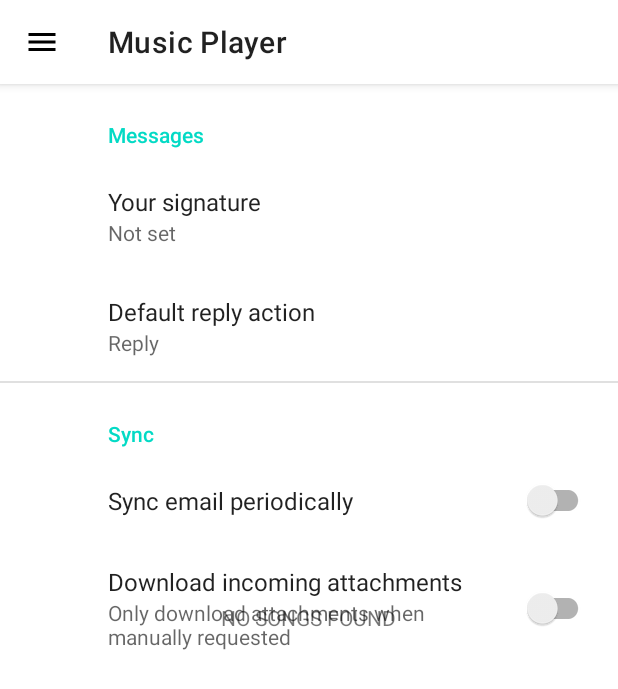
After one commit to sundaram-sharma/Music_Player, an Android app: the fragment SettingsFragment placed in its activity, on a phone screen of 412 x 824 dp. The commit adds this screen. Shown: the top 689 px of the screen. Run offline under Robolectric (Android 15) with nearby library versions, the phone set to English and light mode, and no system bars; our stand-ins replace androidx.preference.

Commit message:
Update UI and corrected crash errors

```diff
--- a/app/build.gradle
+++ b/app/build.gradle
@@ -36,6 +36,7 @@
     implementation 'androidx.appcompat:appcompat:1.5.1'
     implementation 'com.google.android.material:material:1.7.0'
     implementation 'androidx.constraintlayout:constraintlayout:2.1.4'
+    implementation 'androidx.preference:preference:1.2.0'
     //implementation 'androidx.preference:preference:1.2.0'
     testImplementation 'junit:junit:4.13.2'
     androidTestImplementation 'androidx.test.ext:junit:1.1.3'
@@ -46,4 +47,11 @@
     implementation 'de.hdodenhof:circleimageview:3.1.0'
     implementation "com.airbnb.android:lottie:5.2.0"
     implementation "com.google.android.material:material:1.2.0-alpha05"
+
+
+    //Most likely, one of your dependencies uses the kotlin version of the viewmodel
+    // library whereas your code uses the java version.
+    def lifecycle_version = "2.4.0"
+    implementation "androidx.lifecycle:lifecycle-viewmodel:$lifecycle_version"
+    implementation "androidx.lifecycle:lifecycle-viewmodel-ktx:$lifecycle_version"
 }
--- /dev/null
+++ b/app/src/main/java/en/sundaram/musicplayer/SettingsFragment.java
@@ -0,0 +1,16 @@
+package en.sundaram.musicplayer;
+
+import android.graphics.Color;
+import android.os.Bundle;
+
+import androidx.preference.PreferenceFragmentCompat;
+
+public class SettingsFragment extends PreferenceFragmentCompat {
+
+    @Override
+    public void onCreatePreferences(Bundle savedInstanceState, String rootKey) {
+        setPreferencesFromResource(R.xml.root_preferences, rootKey);
+
+        //getListView().setBackgroundColor(Color.BLACK);
+    }
+}
--- a/app/src/main/java/en/sundaram/musicplayer/mainActivity.java
+++ b/app/src/main/java/en/sundaram/musicplayer/mainActivity.java
@@ -13,6 +13,7 @@
 import androidx.recyclerview.widget.RecyclerView;
 
 import android.Manifest;
+import android.content.Intent;
 import android.content.pm.PackageManager;
 import android.database.Cursor;
 import android.os.Bundle;
@@ -30,6 +31,7 @@
 import java.util.ArrayList;
 
 import en.sundaram.musicplayer.ui.equalizer.equalizerFragment;
+import en.sundaram.musicplayer.ui.splash.splashScreen;
 import en.sundaram.musicplayer.ui.theme.themefragment;
 
 public class mainActivity extends AppCompatActivity {
@@ -68,30 +70,40 @@
                 {
 
                     case R.id.mainHome:
-                        Toast.makeText(mainActivity.this, "Home is Clicked", Toast.LENGTH_SHORT).show()
-
+                        Intent intent = new Intent(mainActivity.this, mainActivity.class); //intent from splash ac
+                        startActivity(intent);
+                        getFragmentManager().popBackStack();
+                        finish();
 
                         ;break;
                     case R.id.themes:
                         replaceFragment(new themefragment());
+                        getFragmentManager().popBackStack();
                         break;
                     case R.id.equalizer:
                         Toast.makeText(mainActivity.this, "Synch is Clicked",Toast.LENGTH_SHORT).show();
                         replaceFragment(new equalizerFragment());
+                        getFragmentManager().popBackStack();
                         break;
                     case R.id.widget:
-                        Toast.makeText(mainActivity.this, "Trash is Clicked",Toast.LENGTH_SHORT).show();
+                        Toast.makeText(mainActivity.this, "Widget is Clicked",Toast.LENGTH_SHORT).show();
                         replaceFragment(new themefragment());
+                        getFragmentManager().popBackStack();
                         break;
                     case R.id.settings:
-                        //replaceFragment(new SettingsFragment());
+                        getFragmentManager().popBackStack();
+                        replaceFragment(new SettingsFragment());
+
+
                         break;
                     case R.id.shareApp:
                         Toast.makeText(mainActivity.this, "Share is clicked",Toast.LENGTH_SHORT).show();
+                        getFragmentManager().popBackStack();
 
                         break;
                     case R.id.rateUs:
                         Toast.makeText(mainActivity.this, "Rate us is Clicked",Toast.LENGTH_SHORT).show();
+                        getFragmentManager().popBackStack();
 
                         break;
                     default:
@@ -111,8 +123,13 @@
 
         if(checkPermission() == false){
             requestPermission();
+
+
             //return;
         }
+
+
+
         Log.d("hello","bahar");
         String[] projection = { //
                 MediaStore.Audio.Media.TITLE,
@@ -159,8 +176,10 @@
     void requestPermission(){ //this method will ask for the permission
         if(ActivityCompat.shouldShowRequestPermissionRationale(mainActivity.this,Manifest.permission.READ_EXTERNAL_STORAGE)){
             Toast.makeText(mainActivity.this,"READ PERMISSION IS REQUIRED,PLEASE ALLOW FROM SETTINGS",Toast.LENGTH_SHORT).show();
-        }else
-            ActivityCompat.requestPermissions(mainActivity.this,new String[]{Manifest.permission.READ_EXTERNAL_STORAGE},123);
+        }else {
+            ActivityCompat.requestPermissions(mainActivity.this, new String[]{Manifest.permission.READ_EXTERNAL_STORAGE}, 123);
+
+        }
     }
 
     @Override
--- a/app/src/main/res/layout/fragment_theme_fragment.xml
+++ b/app/src/main/res/layout/fragment_theme_fragment.xml
@@ -3,7 +3,7 @@
     xmlns:tools="http://schemas.android.com/tools"
     android:layout_width="match_parent"
     android:layout_height="match_parent"
-    android:background="@color/teal_700"
+    android:background="#424242"
     tools:context=".ui.theme.themefragment">
 
     <!-- TODO: Update blank fragment layout -->
--- /dev/null
+++ b/app/src/main/res/xml/root_preferences.xml
@@ -0,0 +1,36 @@
+<PreferenceScreen
+    xmlns:app="http://schemas.android.com/apk/res-auto">
+
+    <PreferenceCategory app:title="@string/messages_header">
+
+        <EditTextPreference
+            app:key="signature"
+            app:title="@string/signature_title"
+            app:useSimpleSummaryProvider="true" />
+
+        <ListPreference
+            app:defaultValue="reply"
+            app:entries="@array/reply_entries"
+            app:entryValues="@array/reply_values"
+            app:key="reply"
+            app:title="@string/reply_title"
+            app:useSimpleSummaryProvider="true" />
+
+    </PreferenceCategory>
+
+    <PreferenceCategory app:title="@string/sync_header">
+
+        <SwitchPreferenceCompat
+            app:key="sync"
+            app:title="@string/sync_title" />
+
+        <SwitchPreferenceCompat
+            app:dependency="sync"
+            app:key="attachment"
+            app:summaryOff="@string/attachment_summary_off"
+            app:summaryOn="@string/attachment_summary_on"
+            app:title="@string/attachment_title" />
+
+    </PreferenceCategory>
+
+</PreferenceScreen>
```
